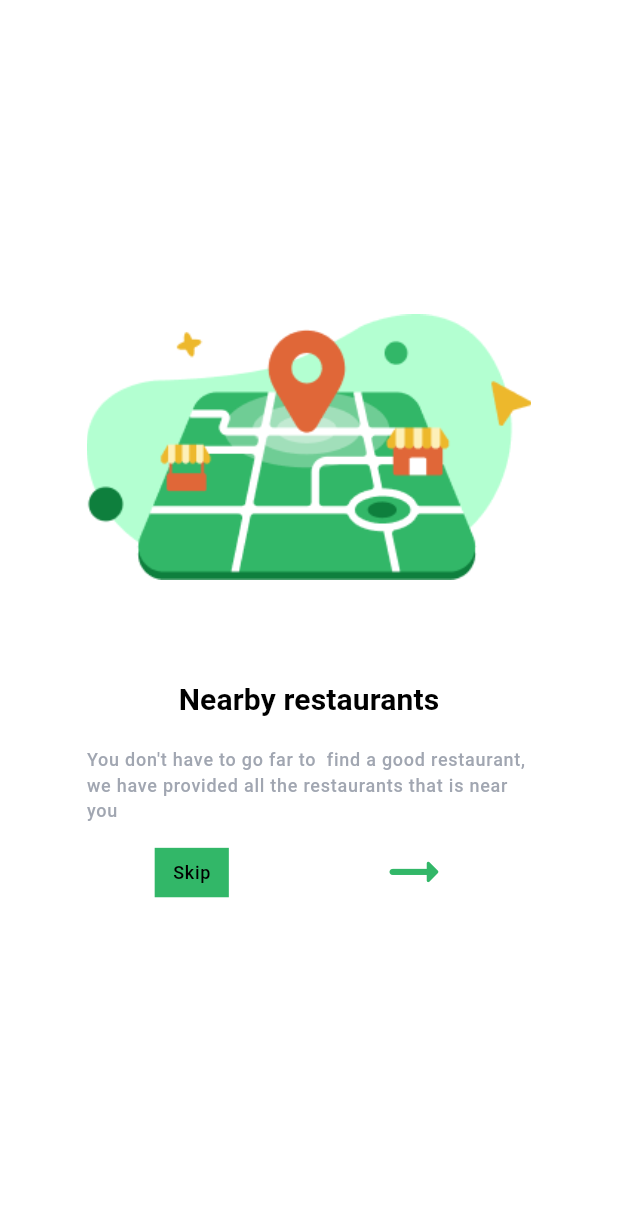
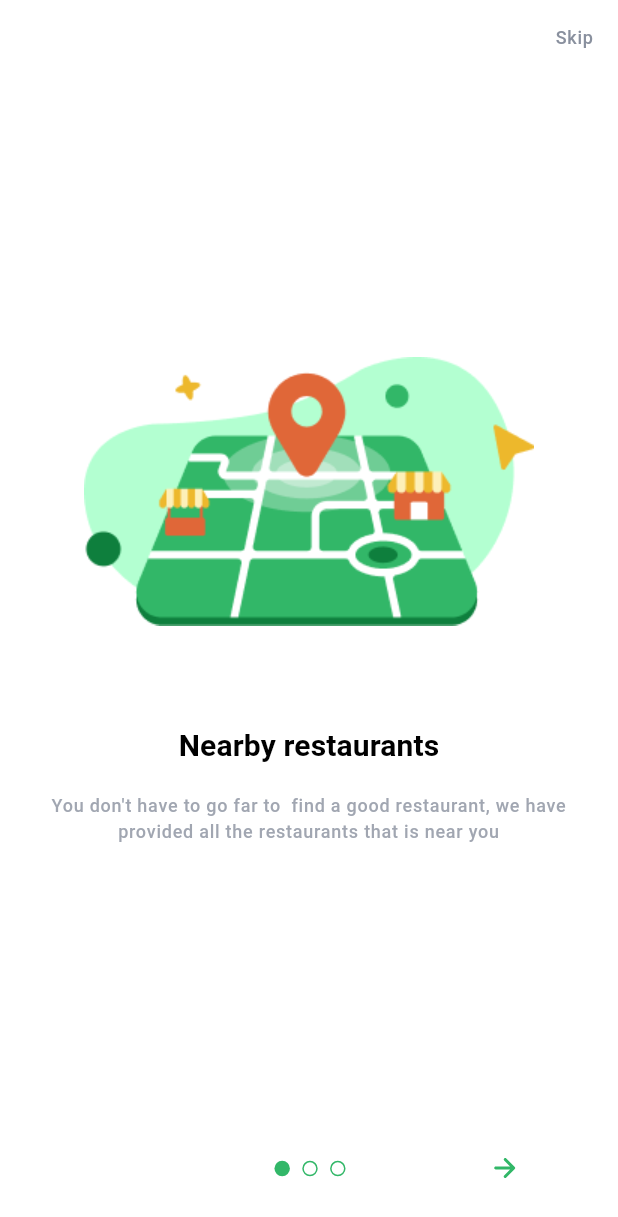
Before and after one commit to envertunasonmez/restaurantsApp, a Flutter app: the SuccessPage screen opened directly, after a tap on "Sign In", on a phone screen of 412 x 824 dp. Shown: the top 1217 px of the screen. Run offline on Flutter 3.47's test engine with Material 3 defaults, Android fonts, the phone set to English and light mode, and no system bars; our stand-ins replace flutter_svg, form_builder_validators, get, hive_flutter, responsive_builder; accounts and stored records are empty; Roboto replaces fonts that are missing (Poppins).

Commit message:
finish - onboarding

```diff
--- a/lib/core/constant/static_asset.dart
+++ b/lib/core/constant/static_asset.dart
@@ -1,3 +1,12 @@
 class StaticAssets{
+  //image
   static String registerImage = 'assets/images/order_success.png';
+  static String onBoardingFirstImage = 'assets/images/tracking_and_maps.png';
+  static String onBoardingSecondImage = 'assets/images/order_illustration.png';
+  static String onBoardingThirdImage = 'assets/images/safe_food.png';
+
+  //icon
+  static String arrowLeft = 'assets/icons/ic_arrow_left.svg';
+  static String arrowRight = 'assets/icons/ic_arrow_right.svg';
+
 }
--- a/lib/main.dart
+++ b/lib/main.dart
@@ -1,6 +1,6 @@
 import 'package:flutter/material.dart';
 import 'package:get/get.dart';
-import 'package:restaurant_app/presentation/auth/main/auth_main.dart';
+import 'package:restaurant_app/presentation/onboarding/first_screen.dart';
 import 'package:restaurant_app/route/routes.dart';
 
 import 'controller/theme/theme_controller.dart';
@@ -17,7 +17,7 @@ void main() async {
       GetMaterialApp(
         title: 'Restaurant App',
         debugShowCheckedModeBanner: false,
-        home: const AuthMainScreen(),
+        home: const OnBoardingPageFirst(),
         theme: themeController.lightTheme,
         routes: AppRoutes.routes,
       ),
--- a/lib/presentation/auth/forget_password/success_page.dart
+++ b/lib/presentation/auth/forget_password/success_page.dart
@@ -3,9 +3,9 @@ import 'package:get/get.dart';
 import 'package:restaurant_app/core/constant/color.dart';
 import 'package:restaurant_app/core/extension/num_x.dart';
 import 'package:restaurant_app/presentation/auth/forget_password/forget_password.dart';
+import 'package:restaurant_app/widget_modal/button/button.dart';
 
-import 'package:restaurant_app/presentation/base/onboarding_screens/onboarding_first_screen.dart';
-import 'package:restaurant_app/widget_modal/button/button.dart';
+import '../../onboarding/first_screen.dart';
 
 class SuccessPage extends StatelessWidget {
   const SuccessPage({super.key});
@@ -37,7 +37,7 @@ class SuccessPage extends StatelessWidget {
               child: AppButton(
                 text: 'Sign In',
                 onTap: () {
-                  Get.to(const OnboardingPageFirst());
+                  Get.to(const OnBoardingPageFirst());
                 },
               ),
             ),
--- a/lib/presentation/base/onboarding_screens/onboarding_first_screen.dart
+++ /dev/null
@@ -1,71 +0,0 @@
-import 'package:flutter/material.dart';
-
-import 'package:get/get.dart';
-import 'package:restaurant_app/core/constant/color.dart';
-import 'package:restaurant_app/core/extension/num_x.dart';
-import 'package:restaurant_app/presentation/base/onboarding_screens/onboarding_second_screen.dart';
-
-class OnboardingPageFirst extends StatefulWidget {
-  const OnboardingPageFirst({super.key});
-
-  @override
-  State<OnboardingPageFirst> createState() => _OnboardingPageFirstState();
-}
-
-class _OnboardingPageFirstState extends State<OnboardingPageFirst> {
-  @override
-  Widget build(BuildContext context) {
-    return Scaffold(
-      body: Center(
-        child: SizedBox(
-          width: 72.w,
-          child: Column(
-            mainAxisAlignment: MainAxisAlignment.center,
-            children: [
-              Image.asset('assets/images/tracking_and_maps.png'),
-              8.yh,
-              Text(
-                'Nearby restaurants',
-                style: Get.theme.textTheme.labelLarge!.copyWith(
-                    color: ColorConstants.black, fontWeight: FontWeight.bold),
-              ),
-              2.yh,
-              Text(
-                "You don't have to go far to  find a good restaurant, we have provided all the restaurants that is near you",
-                style: Get.theme.textTheme.labelSmall!.copyWith(
-                  color: ColorConstants.grey.withOpacity(0.8),
-                ),
-              ),
-              Row(
-                mainAxisAlignment: MainAxisAlignment.spaceAround,
-                children: [
-                  Container(
-                    decoration: BoxDecoration(color: ColorConstants.primary),
-                    height: 4.h,
-                    width: 12.w,
-                    child: Center(
-                      child: Text(
-                        'Skip',
-                        style: Get.theme.textTheme.labelSmall!.copyWith(
-                          color: ColorConstants.black,
-                        ),
-                      ),
-                    ),
-                  ),
-                  IconButton(
-                    onPressed: () {
-                      Get.to(OnboardingSecondPage());
-                    },
-                    icon: Icon(Icons.arrow_right_alt_rounded),
-                    color: ColorConstants.primary,
-                    iconSize: 6.h,
-                  ),
-                ],
-              )
-            ],
-          ),
-        ),
-      ),
-    );
-  }
-}
--- /dev/null
+++ b/lib/presentation/onboarding/first_screen.dart
@@ -0,0 +1,145 @@
+import 'package:flutter/cupertino.dart';
+import 'package:flutter/material.dart';
+import 'package:flutter/widgets.dart';
+import 'package:flutter_svg/svg.dart';
+
+import 'package:get/get.dart';
+import 'package:restaurant_app/core/constant/color.dart';
+import 'package:restaurant_app/core/constant/static_asset.dart';
+import 'package:restaurant_app/core/extension/num_x.dart';
+import 'package:restaurant_app/presentation/base/base_screen.dart';
+import 'package:restaurant_app/route/routes.dart';
+
+class OnBoardingPageFirst extends StatelessWidget {
+  const OnBoardingPageFirst({super.key});
+
+  @override
+  Widget build(BuildContext context) {
+    return BaseScreen(
+      mobile: Column(
+        mainAxisAlignment: MainAxisAlignment.center,
+        children: [
+          2.yh,
+          Align(
+            alignment: Alignment.centerRight,
+            child: GestureDetector(
+              onTap: ()=>Get.toNamed(AppPages.authMain,),
+              child: Text(
+                'Skip',
+                style: Get.theme.textTheme.labelSmall!.copyWith(
+                  color: ColorConstants.grey,
+                ),
+              ),
+            ),
+          ),
+          const Spacer(),
+          Image.asset(
+            StaticAssets.onBoardingFirstImage,
+          ),
+          8.yh,
+          Text(
+            'Nearby restaurants',
+            style: Get.theme.textTheme.labelLarge!.copyWith(
+              color: ColorConstants.black,
+              fontWeight: FontWeight.bold,
+            ),
+          ),
+          2.yh,
+          Text(
+            "You don't have to go far to  find a good restaurant, we have provided all the restaurants that is near you",
+            style: Get.theme.textTheme.labelSmall!.copyWith(
+              color: ColorConstants.grey.withOpacity(0.8),
+            ),
+            textAlign: TextAlign.center,
+          ),
+          const Spacer(),
+          Row(
+            mainAxisAlignment: MainAxisAlignment.spaceAround,
+            children: [
+              Text(
+                'Skip',
+                style: Get.theme.textTheme.labelSmall,
+              ),
+              const AppIndicator(
+                index: 0,
+              ),
+              GestureDetector(
+                onTap: () => Get.toNamed(
+                  AppPages.onBoardingPageSecond,
+                ),
+                child: SvgPicture.asset(
+                  StaticAssets.arrowRight,
+                ),
+              ),
+            ],
+          ),
+          4.yh,
+        ],
+      ),
+    );
+  }
+}
+
+class AppIndicator extends StatelessWidget {
+  const AppIndicator({
+    super.key,
+    required this.index,
+  });
+
+  final int index;
+
+  @override
+  Widget build(BuildContext context) {
+    return SizedBox(
+      width: 11.5.w,
+      child: Row(
+        children: [
+          Container(
+            height: 2.5.w,
+            width: 2.5.w,
+            decoration: BoxDecoration(
+                borderRadius: BorderRadius.circular(100 * 100),
+                color: index == 0
+                    ? Get.theme.colorScheme.primary
+                    : Colors.transparent,
+                border: Border.all(
+                  color: index == 0
+                      ? Colors.transparent
+                      : Get.theme.colorScheme.primary,
+                )),
+          ),
+          2.xw,
+          Container(
+            height: 2.5.w,
+            width: 2.5.w,
+            decoration: BoxDecoration(
+                borderRadius: BorderRadius.circular(100 * 100),
+                color: index == 1
+                    ? Get.theme.colorScheme.primary
+                    : Colors.transparent,
+                border: Border.all(
+                  color: index == 1
+                      ? Colors.transparent
+                      : Get.theme.colorScheme.primary,
+                )),
+          ),
+          2.xw,
+          Container(
+            height: 2.5.w,
+            width: 2.5.w,
+            decoration: BoxDecoration(
+                borderRadius: BorderRadius.circular(100 * 100),
+                color: index == 2
+                    ? Get.theme.colorScheme.primary
+                    : Colors.transparent,
+                border: Border.all(
+                  color: index == 2
+                      ? Colors.transparent
+                      : Get.theme.colorScheme.primary,
+                )),
+          )
+        ],
+      ),
+    );
+  }
+}
--- a/lib/route/routes.dart
+++ b/lib/route/routes.dart
@@ -1,11 +1,22 @@
 import 'package:flutter/material.dart';
+import 'package:restaurant_app/presentation/auth/main/auth_main.dart';
+import 'package:restaurant_app/presentation/onboarding/first_screen.dart';
+
+import '../presentation/onboarding/second_screen.dart';
+import '../presentation/onboarding/third_screen.dart';
 
 class AppRoutes {
   static Map<String, Widget Function(BuildContext)> routes = {
-    //AppPages.logIn: (_) => const LogInScreen(),
+    AppPages.authMain: (_) => const AuthMainScreen(),
+    AppPages.onBoardingPageFirst: (_) => const OnBoardingPageFirst(),
+    AppPages.onBoardingPageSecond: (_) => const OnBoardingPageSecond(),
+    AppPages.onBoardingPageThird: (_) => const OnBoardingPageThird(),
   };
 }
 
 class AppPages {
-  //static String logIn = '/logIn';
+  static String authMain = '/authMain';
+  static String onBoardingPageFirst = '/onBoardingPageFirst';
+  static String onBoardingPageSecond = '/onBoardingPageSecond';
+  static String onBoardingPageThird = '/onBoardingPageThird';
 }
--- a/pubspec.yaml
+++ b/pubspec.yaml
@@ -17,6 +17,7 @@ dependencies:
   hive_flutter: ^1.1.0
   hive: ^2.2.3
   form_builder_validators: ^9.1.0
+  flutter_svg: ^2.0.10+1
 
 dev_dependencies:
   flutter_test:
```
Also changed, not shown: lib/presentation/base/onboarding_screens/onboarding_second_screen.dart (deleted, +0 -65 lines), lib/presentation/base/onboarding_screens/onboarding_third_screen.dart (deleted, +0 -62 lines), lib/presentation/onboarding/second_screen.dart (added, +100 -0 lines), lib/presentation/onboarding/third_screen.dart (added, +91 -0 lines), assets/icons/ic_arrow_left.svg (added), assets/icons/ic_arrow_right.svg (added), assets/images/success_icon.png (renamed from assets/icons/success_icon.png), pubspec.lock.
